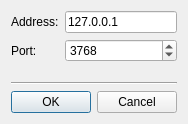
Old version of the form src/plugins/qmlprofiler/qmlprofilerattachdialog.ui in the repository qt-creator/qt-creator.
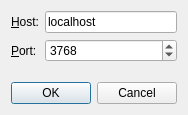
New version of the form.

Commit message:
QmlProfiler: Align Attach dialog to the debugger one
Sanity-Review: Qt Sanity Bot <qt_sanity_bot@ovi.com>

What changed in the file:
```diff
--- a/src/plugins/qmlprofiler/qmlprofilerattachdialog.ui
+++ b/src/plugins/qmlprofiler/qmlprofilerattachdialog.ui
@@ -6,8 +6,8 @@
    <rect>
     <x>0</x>
     <y>0</y>
-    <width>184</width>
-    <height>124</height>
+    <width>185</width>
+    <height>115</height>
    </rect>
   </property>
   <property name="windowTitle">
@@ -19,21 +19,27 @@
      <item row="0" column="0">
       <widget class="QLabel" name="addressLabel">
        <property name="text">
-        <string>Address:</string>
+        <string>&amp;Host:</string>
+       </property>
+       <property name="buddy">
+        <cstring>addressLineEdit</cstring>
        </property>
       </widget>
      </item>
      <item row="0" column="1">
       <widget class="QLineEdit" name="addressLineEdit">
        <property name="text">
-        <string>127.0.0.1</string>
+        <string>localhost</string>
        </property>
       </widget>
      </item>
      <item row="1" column="0">
       <widget class="QLabel" name="portLabel">
        <property name="text">
-        <string>Port:</string>
+        <string>&amp;Port:</string>
+       </property>
+       <property name="buddy">
+        <cstring>portSpinBox</cstring>
        </property>
       </widget>
      </item>
@@ -52,13 +58,6 @@
      </item>
     </layout>
    </item>
-   <item>
-    <widget class="Line" name="line">
-     <property name="orientation">
-      <enum>Qt::Horizontal</enum>
-     </property>
-    </widget>
-   </item>
    <item>
     <widget class="QDialogButtonBox" name="buttonBox">
      <property name="orientation">
```
